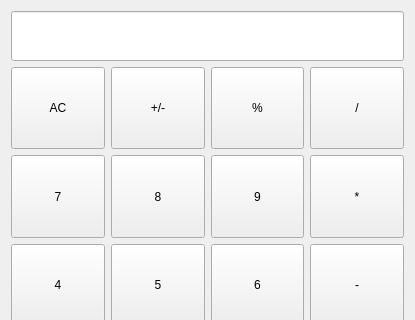
Above: 07-计算器/resource/UI/caculator.ui from liu1073811240/pyqt5_study before the change; both pictures show x 0 to 415 and y 0 to 320 of the 415 by 514 pixel window. Below: the same form after it.
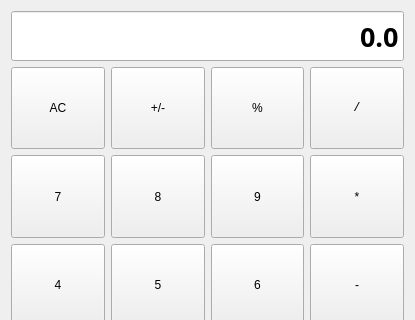
That is the form after the change. Custom widgets are drawn as their Qt base class.

Patch:
```diff
--- a/07-计算器/resource/UI/caculator.ui
+++ b/07-计算器/resource/UI/caculator.ui
@@ -28,6 +28,23 @@
        <height>50</height>
       </size>
      </property>
+     <property name="font">
+      <font>
+       <family>Agency FB</family>
+       <pointsize>20</pointsize>
+       <weight>75</weight>
+       <bold>true</bold>
+      </font>
+     </property>
+     <property name="text">
+      <string>0.0</string>
+     </property>
+     <property name="alignment">
+      <set>Qt::AlignRight|Qt::AlignTrailing|Qt::AlignVCenter</set>
+     </property>
+     <property name="readOnly">
+      <bool>true</bool>
+     </property>
     </widget>
    </item>
    <item row="1" column="0">
@@ -101,6 +118,11 @@
        <verstretch>0</verstretch>
       </sizepolicy>
      </property>
+     <property name="font">
+      <font>
+       <family>Consolas</family>
+      </font>
+     </property>
      <property name="text">
       <string>/</string>
      </property>
```
Left out of the diff: 375 changed lines with no effect on the pictures.
